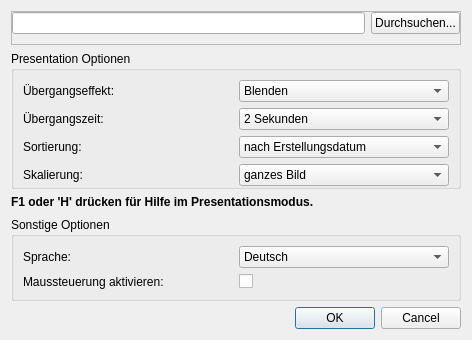
Above: settingsdialog.ui from hel800/picture-show before the change. Below: the same form after it.
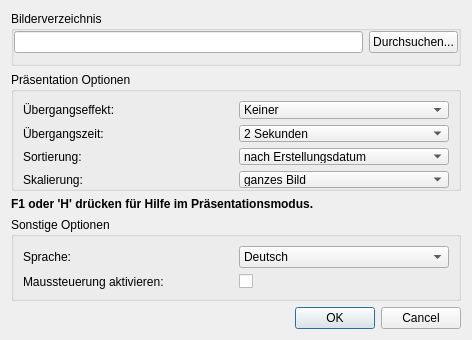
That is the form after the change.

Commit message: finished correct blending between different modi; timer and jump to can be used also if the info bar is present; minor interface changes; translation to english needed; new fade style between blend and shift

Patch:
```diff
--- a/settingsdialog.ui
+++ b/settingsdialog.ui
@@ -111,44 +111,10 @@
      </layout>
     </widget>
    </item>
-   <item row="0" column="0">
-    <widget class="QFrame" name="frame">
-     <property name="frameShape">
-      <enum>QFrame::StyledPanel</enum>
-     </property>
-     <property name="frameShadow">
-      <enum>QFrame::Raised</enum>
-     </property>
-     <layout class="QHBoxLayout" name="horizontalLayout">
-      <property name="leftMargin">
-       <number>0</number>
-      </property>
-      <property name="topMargin">
-       <number>0</number>
-      </property>
-      <property name="rightMargin">
-       <number>0</number>
-      </property>
-      <property name="bottomMargin">
-       <number>10</number>
-      </property>
-      <item>
-       <widget class="QLineEdit" name="lineEdit_directory"/>
-      </item>
-      <item>
-       <widget class="QPushButton" name="pushButton_browse">
-        <property name="text">
-         <string>Durchsuchen...</string>
-        </property>
-       </widget>
-      </item>
-     </layout>
-    </widget>
-   </item>
    <item row="1" column="0">
     <widget class="QGroupBox" name="groupBox_4">
      <property name="title">
-      <string>Presentation Optionen</string>
+      <string>Präsentation Optionen</string>
      </property>
      <property name="flat">
       <bool>true</bool>
@@ -175,7 +141,7 @@
          </size>
         </property>
         <property name="currentIndex">
-         <number>1</number>
+         <number>0</number>
         </property>
         <item>
          <property name="text">
@@ -298,10 +264,44 @@
    <item row="2" column="0">
     <widget class="QLabel" name="label_5">
      <property name="text">
-      <string>&lt;b&gt;F1 oder 'H' drücken für Hilfe im Presentationsmodus.&lt;/b&gt;</string>
+      <string>&lt;html&gt;&lt;head/&gt;&lt;body&gt;&lt;p&gt;&lt;span style=&quot; font-weight:600;&quot;&gt;F1 oder 'H' drücken für Hilfe im Präsentationsmodus.&lt;/span&gt;&lt;/p&gt;&lt;/body&gt;&lt;/html&gt;</string>
      </property>
     </widget>
    </item>
+   <item row="0" column="0">
+    <widget class="QGroupBox" name="groupBox">
+     <property name="title">
+      <string>Bilderverzeichnis</string>
+     </property>
+     <property name="flat">
+      <bool>true</bool>
+     </property>
+     <layout class="QHBoxLayout" name="horizontalLayout">
+      <property name="leftMargin">
+       <number>0</number>
+      </property>
+      <property name="topMargin">
+       <number>0</number>
+      </property>
+      <property name="rightMargin">
+       <number>0</number>
+      </property>
+      <property name="bottomMargin">
+       <number>10</number>
+      </property>
+      <item>
+       <widget class="QLineEdit" name="lineEdit_directory"/>
+      </item>
+      <item>
+       <widget class="QPushButton" name="pushButton_browse">
+        <property name="text">
+         <string>Durchsuchen...</string>
+        </property>
+       </widget>
+      </item>
+     </layout>
+    </widget>
+   </item>
   </layout>
  </widget>
  <tabstops>
```
Left out of the diff: 5 changed lines with no effect on the pictures. The commit also changes 7 other files.
